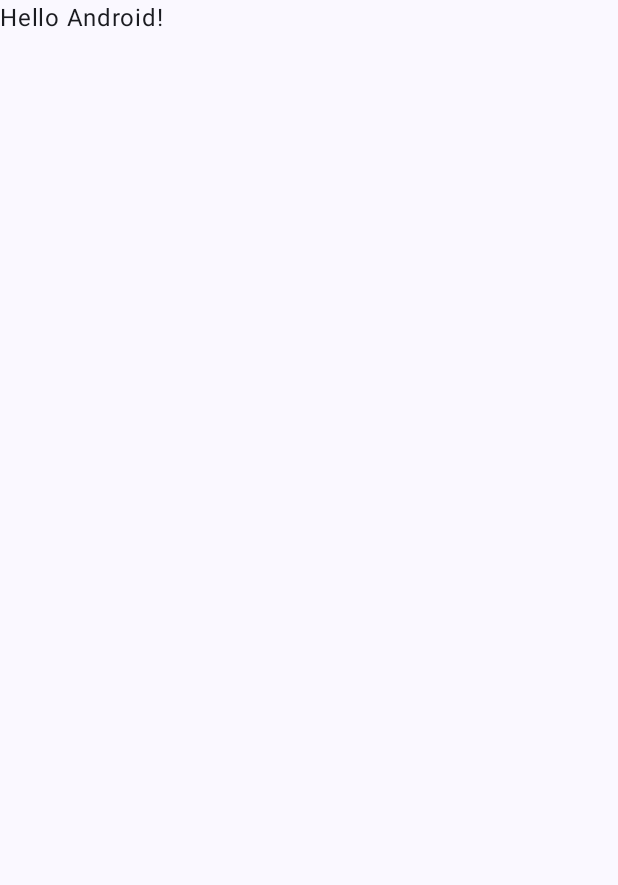
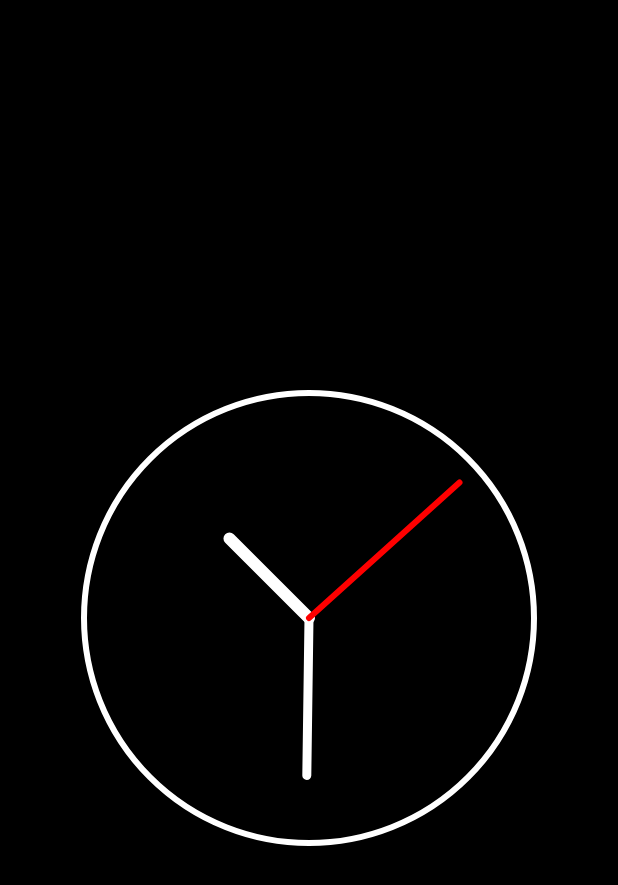
Before and after one commit to monotoshghosh/ElkDocs, an Android app built with Jetpack Compose: the screen it shows after launch (MainActivity), on a phone screen of 412 x 824 dp. Before the commit the part shown is almost empty. Shown: the top 885 px of the screen. Run offline under Robolectric (Android 15) with nearby library versions, the phone set to English and light mode, and no system bars.

```diff
--- a/app/src/main/java/com/monotoshghosh/elkdocs/MainActivity.kt
+++ b/app/src/main/java/com/monotoshghosh/elkdocs/MainActivity.kt
@@ -3,14 +3,23 @@ package com.monotoshghosh.elkdocs
 import android.os.Bundle
 import androidx.activity.ComponentActivity
 import androidx.activity.compose.setContent
-import androidx.compose.foundation.layout.fillMaxSize
+import androidx.compose.foundation.Canvas
+import androidx.compose.foundation.layout.*
 import androidx.compose.material3.MaterialTheme
 import androidx.compose.material3.Surface
-import androidx.compose.material3.Text
-import androidx.compose.runtime.Composable
+import androidx.compose.runtime.*
+import androidx.compose.ui.Alignment
 import androidx.compose.ui.Modifier
+import androidx.compose.ui.graphics.Color
+import androidx.compose.ui.graphics.StrokeCap
 import androidx.compose.ui.tooling.preview.Preview
+import androidx.compose.ui.unit.dp
 import com.monotoshghosh.elkdocs.ui.theme.ElkDocsTheme
+import kotlinx.coroutines.delay
+import java.util.*
+import kotlin.math.PI
+import kotlin.math.cos
+import kotlin.math.sin
 
 class MainActivity : ComponentActivity() {
     override fun onCreate(savedInstanceState: Bundle?) {
@@ -20,9 +29,11 @@ class MainActivity : ComponentActivity() {
                 // A surface container using the 'background' color from the theme
                 Surface(
                     modifier = Modifier.fillMaxSize(),
-                    color = MaterialTheme.colorScheme.background
+                    color = Color.Black
                 ) {
-                    Greeting("Android")
+                    Box(contentAlignment = Alignment.Center) {
+                        AnalogClock()
+                    }
                 }
             }
         }
@@ -30,17 +41,88 @@ class MainActivity : ComponentActivity() {
 }
 
 @Composable
-fun Greeting(name: String, modifier: Modifier = Modifier) {
-    Text(
-        text = "Hello $name!",
-        modifier = modifier
-    )
+fun AnalogClock() {
+    val calendar = Calendar.getInstance()
+    var seconds by remember { mutableStateOf(calendar.get(Calendar.SECOND)) }
+    var minutes by remember { mutableStateOf(calendar.get(Calendar.MINUTE)) }
+    var hours by remember { mutableStateOf(calendar.get(Calendar.HOUR_OF_DAY)) }
+
+    LaunchedEffect(Unit) {
+        while (true) {
+            delay(1000L)
+            calendar.timeInMillis = System.currentTimeMillis()
+            seconds = calendar.get(Calendar.SECOND)
+            minutes = calendar.get(Calendar.MINUTE)
+            hours = calendar.get(Calendar.HOUR_OF_DAY)
+        }
+    }
+
+    Canvas(modifier = Modifier.size(300.dp)) {
+        val radius = size.minDimension / 2
+        val centerX = size.width / 2
+        val centerY = size.height / 2
+
+        // Draw clock circle
+        drawCircle(
+            color = Color.White,
+            radius = radius,
+            center = androidx.compose.ui.geometry.Offset(centerX, centerY),
+            style = androidx.compose.ui.graphics.drawscope.Stroke(
+                width = 4.dp.toPx()
+            )
+        )
+
+        // Draw clock hands
+        val hourAngle = (hours % 12 + minutes / 60f) * 30 * (PI / 180)
+        val minuteAngle = (minutes + seconds / 60f) * 6 * (PI / 180)
+        val secondAngle = seconds * 6 * (PI / 180)
+
+        drawLine(
+            color = Color.White,
+            start = androidx.compose.ui.geometry.Offset(centerX, centerY),
+            end = androidx.compose.ui.geometry.Offset(
+                centerX + radius * 0.5f * cos(hourAngle - PI / 2).toFloat(),
+                centerY + radius * 0.5f * sin(hourAngle - PI / 2).toFloat()
+            ),
+            strokeWidth = 8.dp.toPx(),
+            cap = StrokeCap.Round
+        )
+
+        drawLine(
+            color = Color.White,
+            start = androidx.compose.ui.geometry.Offset(centerX, centerY),
+            end = androidx.compose.ui.geometry.Offset(
+                centerX + radius * 0.7f * cos(minuteAngle - PI / 2).toFloat(),
+                centerY + radius * 0.7f * sin(minuteAngle - PI / 2).toFloat()
+            ),
+            strokeWidth = 6.dp.toPx(),
+            cap = StrokeCap.Round
+        )
+
+        drawLine(
+            color = Color.Red,
+            start = androidx.compose.ui.geometry.Offset(centerX, centerY),
+            end = androidx.compose.ui.geometry.Offset(
+                centerX + radius * 0.9f * cos(secondAngle - PI / 2).toFloat(),
+                centerY + radius * 0.9f * sin(secondAngle - PI / 2).toFloat()
+            ),
+            strokeWidth = 4.dp.toPx(),
+            cap = StrokeCap.Round
+        )
+    }
 }
 
 @Preview(showBackground = true)
 @Composable
-fun GreetingPreview() {
+fun AnalogClockPreview() {
     ElkDocsTheme {
-        Greeting("Android")
+        Surface(
+            modifier = Modifier.fillMaxSize(),
+            color = Color.Black
+        ) {
+            Box(contentAlignment = Alignment.Center) {
+                AnalogClock()
+            }
+        }
     }
 }
```
